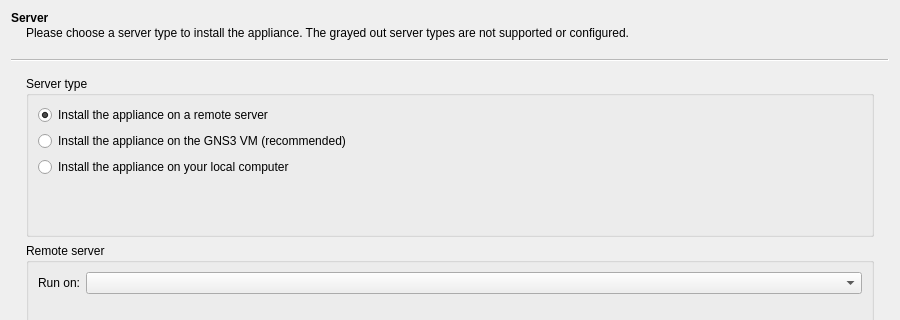
Old version of the form gns3/ui/appliance_wizard.ui in the repository GNS3/gns3-gui; both pictures show x 0 to 900 and y 0 to 320 of the 900 by 601 pixel window.
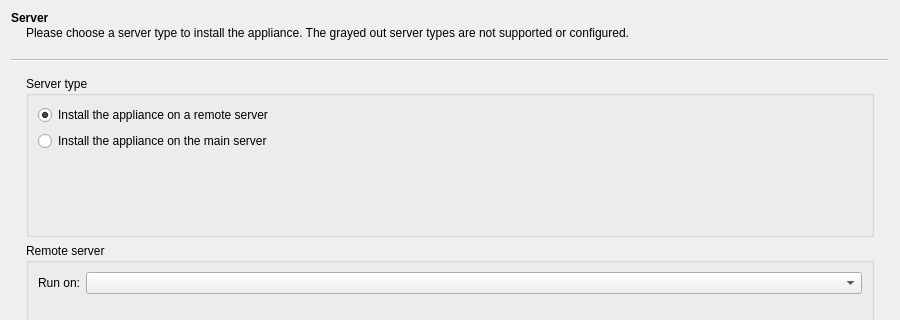
New version of the form.

What changed in the file:
```diff
--- a/gns3/ui/appliance_wizard.ui
+++ b/gns3/ui/appliance_wizard.ui
@@ -82,25 +82,6 @@
          </property>
         </widget>
        </item>
-       <item>
-        <widget class="QRadioButton" name="uiVMRadioButton">
-         <property name="sizePolicy">
-          <sizepolicy hsizetype="Minimum" vsizetype="Minimum">
-           <horstretch>0</horstretch>
-           <verstretch>0</verstretch>
-          </sizepolicy>
-         </property>
-         <property name="minimumSize">
-          <size>
-           <width>0</width>
-           <height>20</height>
-          </size>
-         </property>
-         <property name="text">
-          <string>Install the appliance on the GNS3 VM (recommended)</string>
-         </property>
-        </widget>
-       </item>
        <item>
         <widget class="QRadioButton" name="uiLocalRadioButton">
          <property name="sizePolicy">
@@ -116,7 +97,7 @@
           </size>
          </property>
          <property name="text">
-          <string>Install the appliance on your local computer</string>
+          <string>Install the appliance on the main server</string>
          </property>
         </widget>
        </item>
```
Left out of the diff: 39 changed lines with no effect on the pictures.
